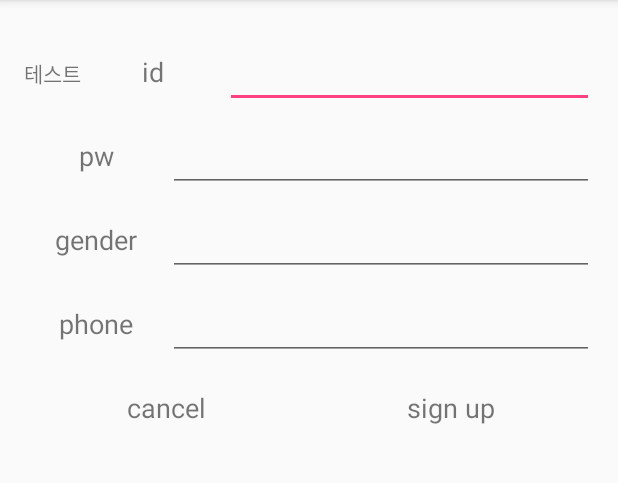
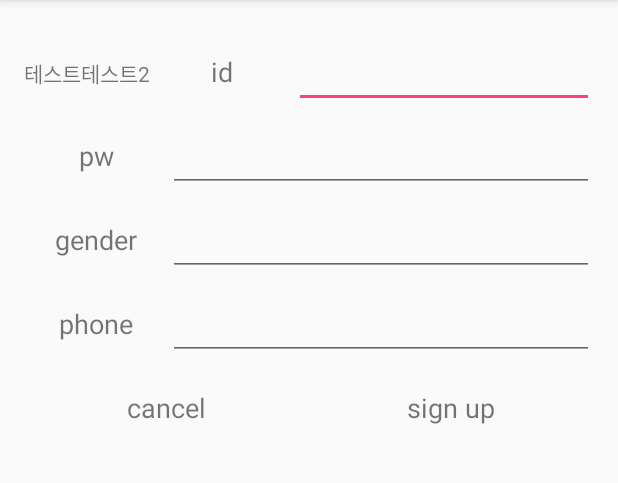
Before and after one commit to Shinseungsou/ssangcarpool, an Android app: the SignUpActivity screen opened directly, with no data from a screen before it, on a phone screen of 412 x 824 dp, the part 84-567 px from its top. Run offline under Robolectric (Android 15) with nearby library versions, the phone set to English and light mode, and no system bars.

Commit message:
test2
또 추가

```diff
--- a/app/src/main/res/layout/activity_sign_up.xml
+++ b/app/src/main/res/layout/activity_sign_up.xml
@@ -15,6 +15,10 @@
             android:layout_width="wrap_content"
             android:layout_height="wrap_content"
             android:text="테스트"/>
+        <TextView
+            android:layout_width="wrap_content"
+            android:layout_height="wrap_content"
+            android:text="테스트2"/>
         <TextView
             android:layout_width="64dp"
             android:layout_height="match_parent"
```
